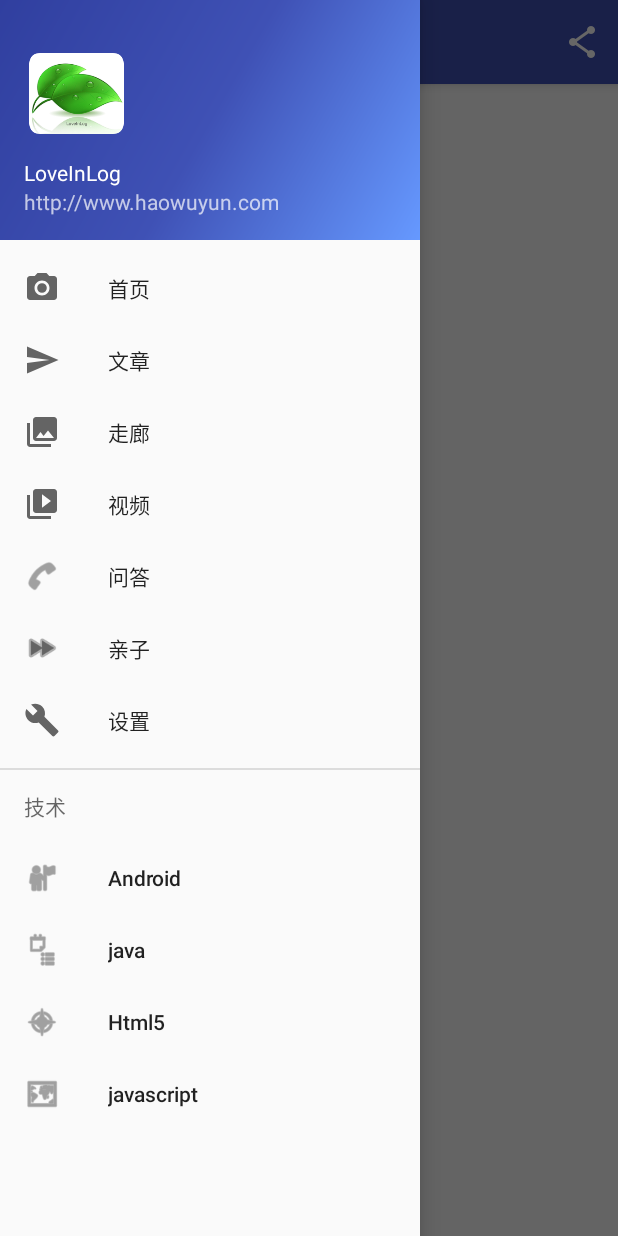
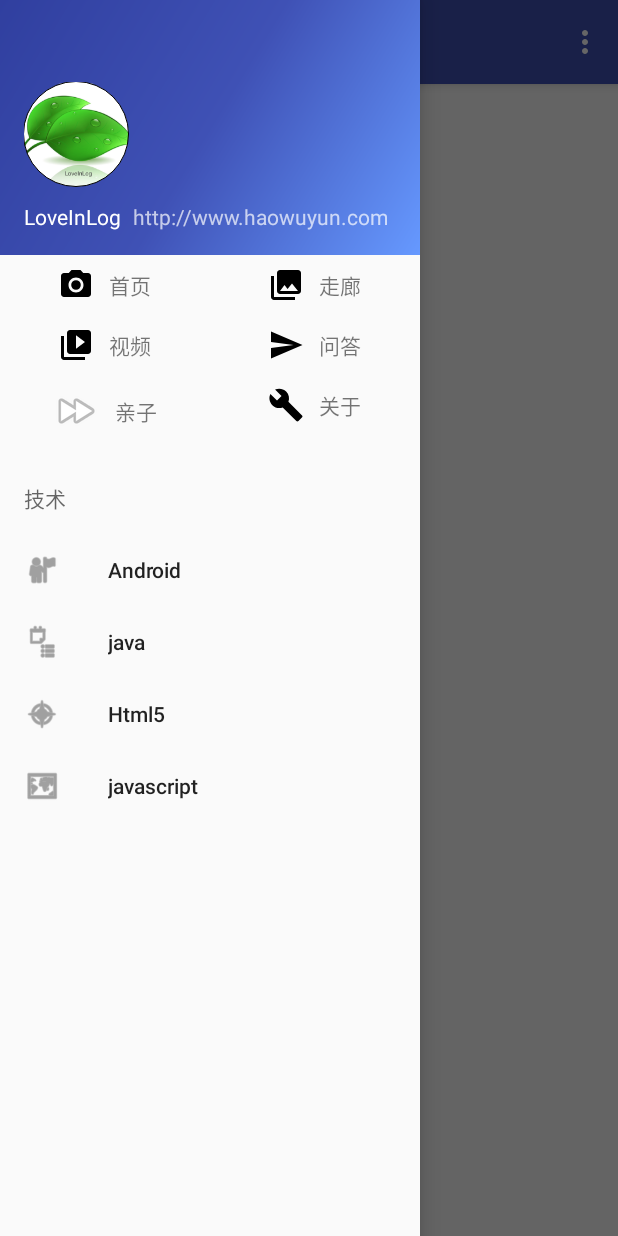
Before and after one commit to CooperWen/NirvanaFrameWork_Android, an Android app: the screen it shows after launch (Splash), with the side drawer open, on a phone screen of 412 x 824 dp. Run offline under Robolectric (Android 15) with nearby library versions, the phone set to English and light mode, and no system bars; our stand-ins replace CircleImageView; 1 statement that could not run was skipped.

Commit message:
修复drawer 频道

```diff
--- a/app/src/main/java/com/nirvana/code/Splash.java
+++ b/app/src/main/java/com/nirvana/code/Splash.java
@@ -3,10 +3,12 @@ package com.nirvana.code;
 import android.content.Intent;
 import android.content.res.Configuration;
 import android.os.Bundle;
+import android.os.Handler;
 import android.support.design.widget.FloatingActionButton;
 import android.support.design.widget.Snackbar;
 import android.text.TextUtils;
 import android.view.KeyEvent;
+import android.view.LayoutInflater;
 import android.view.View;
 import android.support.design.widget.NavigationView;
 import android.support.v4.view.GravityCompat;
@@ -20,10 +22,16 @@ import android.view.ViewGroup;
 import android.webkit.WebChromeClient;
 import android.webkit.WebView;
 import android.webkit.WebViewClient;
+import android.widget.AdapterView;
+import android.widget.BaseAdapter;
+import android.widget.GridView;
+import android.widget.ImageView;
+import android.widget.TextView;
 import android.widget.Toast;
 
 import com.nirvana.code.core.view.NVWebView;
 import com.nirvana.code.core.view.RoundProgressBar;
+import com.nirvana.code.model.Channel;
 import com.nirvana.code.model.Defaultcontent;
 import com.nirvana.code.model.StyleUtil;
 import com.nirvana.code.test.TestDefinedView;
@@ -47,6 +55,7 @@ import java.io.FileOutputStream;
 import java.io.IOException;
 import java.lang.ref.WeakReference;
 import java.util.ArrayList;
+import java.util.List;
 
 public class Splash extends AppCompatActivity
         implements NavigationView.OnNavigationItemSelectedListener {
@@ -65,6 +74,8 @@ public class Splash extends AppCompatActivity
     private UMusic music;
     private UMEmoji emoji;
     private File file;
+    private GridView mGridView;
+    private List<Channel> channels;
     public ArrayList<SnsPlatform> platforms = new ArrayList<SnsPlatform>();
 
 
@@ -373,8 +384,106 @@ public class Splash extends AppCompatActivity
         drawer.setDrawerListener(toggle);
         toggle.syncState();
 
+        channels=new ArrayList<>(8);
+        Channel channel1=new Channel();
+        channel1.setId(1);
+        channel1.setName("首页");
+        channel1.setUrl("http://www.haowuyun.com");
+        channel1.setIconResourceId(R.drawable.ic_menu_camera);
+        channels.add(channel1);
+
+
+
+        Channel channel2=new Channel();
+        channel2.setId(2);
+        channel2.setName("走廊");
+        channel2.setUrl("http://www.haowuyun.com/gallery?g=2");
+        channel2.setIconResourceId(R.drawable.ic_menu_gallery);
+        channels.add(channel2);
+
+        Channel channel3=new Channel();
+        channel3.setId(3);
+        channel3.setName("视频");
+        channel3.setUrl("http://www.haowuyun.com/g/video");
+        channel3.setIconResourceId(R.drawable.ic_menu_slideshow);
+        channels.add(channel3);
+
+        Channel channel4=new Channel();
+        channel4.setId(4);
+        channel4.setName("问答");
+        channel4.setUrl("http://www.haowuyun.com/g/ask");
+        channel4.setIconResourceId(R.drawable.ic_menu_send);
+        channels.add(channel4);
+
+        Channel channel5=new Channel();
+        channel5.setId(5);
+        channel5.setName("亲子");
+        channel5.setUrl("http://www.haowuyun.com/tag/%E4%BA%B2%E5%AD%90/");
+        channel5.setIconResourceId(R.drawable.ic_menu_lover);
+        channels.add(channel5);
+
+        Channel channel6=new Channel();
+        channel6.setId(6);
+        channel6.setName("关于");
+        channel6.setUrl("http://www.haowuyun.com/about");
+        channel6.setIconResourceId(R.drawable.ic_menu_manage);
+        channels.add(channel6);
+
+
         NavigationView navigationView = (NavigationView) findViewById(R.id.nav_view);
         navigationView.setNavigationItemSelectedListener(this);
+
+        View view=navigationView.getHeaderView(0);;
+        mGridView=(GridView) view.findViewById(R.id.common_channel);
+
+        mGridView.setAdapter(new BaseAdapter() {
+            @Override
+            public int getCount() {
+                return channels.size();
+            }
+
+            @Override
+            public Object getItem(int position) {
+                return channels.get(position);
+            }
+
+            @Override
+            public long getItemId(int position) {
+                return position;
+            }
+
+            @Override
+            public View getView(int position, View convertView, ViewGroup parent) {
+                if (convertView==null){
+                    convertView= LayoutInflater.from(Splash.this).inflate(R.layout.channel_item,null);
+                    Holder holder=new Holder();
+                    holder.icon=(ImageView) convertView.findViewById(R.id.channel_icon);
+                    holder.title=(TextView) convertView.findViewById(R.id.channel_title);
+                    convertView.setTag(holder);
+
+                }
+                Holder holder=(Holder) convertView.getTag();
+                Channel channel=(Channel) getItem(position);
+                holder.icon.setImageDrawable(getResources().getDrawable(channel.getIconResourceId()));
+                holder.title.setText(channel.getName());
+                return convertView;
+            }
+            class Holder{
+                TextView title;
+                ImageView icon;
+            }
+        });
+        mGridView.setOnItemClickListener(new AdapterView.OnItemClickListener() {
+            @Override
+            public void onItemClick(AdapterView<?> parent, View view, int position, long id) {
+                String url=channels.get(position).getUrl();
+                Intent intent=new Intent(Splash.this,WebViewActivity.class);
+                intent.putExtra("url",url);
+                startActivity(intent);
+                DrawerLayout drawer = (DrawerLayout) findViewById(R.id.drawer_layout);
+                drawer.closeDrawer(GravityCompat.START);
+            }
+        });
         initPlatforms();
         initStyles(SHARE_MEDIA.QZONE.toSnsPlatform().mPlatform);
         initMedia();
@@ -542,6 +651,8 @@ public class Splash extends AppCompatActivity
 //            Intent in=new Intent(this,HomeActivity.class);
 //            startActivity(in);
 //            return true;
+        }else if (id==R.id.action_refresh){
+            webView.reload();
         }
 
         return super.onOptionsItemSelected(item);
@@ -555,18 +666,6 @@ public class Splash extends AppCompatActivity
         int id = item.getItemId();
 
         switch (id){
-            case R.id.nav_camera:
-                url="http://www.haowuyun.com";
-                break;
-            case R.id.nav_gallery:
-                url="http://www.haowuyun.com/gallery?g=2";
-                break;
-            case R.id.nav_slideshow:
-                url="http://www.haowuyun.com/g/video";
-                break;
-            case R.id.nav_manage:
-                url="http://www.haowuyun.com/about";
-                break;
             case R.id.nav_android:
                 url="http://www.haowuyun.com/tag/Android/";
                 break;
@@ -576,14 +675,8 @@ public class Splash extends AppCompatActivity
             case R.id.nav_js:
                 url="http://www.haowuyun.com/tag/JavaScript/";
                 break;
-            case R.id.nav_ask:
-                url="http://www.haowuyun.com/g/ask";
-                break;
             case R.id.nav_h5:
                 url="http://www.haowuyun.com/tag/Html5/";
-                break;
-            case R.id.nav_lover:
-                url="http://www.haowuyun.com/tag/%E4%BA%B2%E5%AD%90/";
                 break;
         }
 
--- a/app/src/main/java/com/nirvana/code/core/view/NVWebView.java
+++ b/app/src/main/java/com/nirvana/code/core/view/NVWebView.java
@@ -13,14 +13,20 @@ import android.widget.Toast;
 public class NVWebView extends WebView implements VerticalLinearLayout.OnPageChangeListener{
     public NVWebView(Context context) {
         super(context);
+        String ua = this.getSettings().getUserAgentString();
+        this.getSettings().setUserAgentString(ua+"; Android");
     }
 
     public NVWebView(Context context, AttributeSet attrs) {
         super(context, attrs);
+        String ua = this.getSettings().getUserAgentString();
+        this.getSettings().setUserAgentString(ua+"; Android");
     }
 
     public NVWebView(Context context, AttributeSet attrs, int defStyleAttr) {
         super(context, attrs, defStyleAttr);
+        String ua = this.getSettings().getUserAgentString();
+        this.getSettings().setUserAgentString(ua+"; Android");
     }
 
     @Override
--- /dev/null
+++ b/app/src/main/java/com/nirvana/code/model/Channel.java
@@ -0,0 +1,44 @@
+package com.nirvana.code.model;
+
+/**
+ * Created by kriszhang on 2016/12/28.
+ */
+
+public class Channel {
+    private int id;
+    private String url;
+    private String name;
+    private int iconResourceId;
+
+    public String getUrl() {
+        return url;
+    }
+
+    public void setUrl(String url) {
+        this.url = url;
+    }
+
+    public String getName() {
+        return name;
+    }
+
+    public void setName(String name) {
+        this.name = name;
+    }
+
+    public int getIconResourceId() {
+        return iconResourceId;
+    }
+
+    public void setIconResourceId(int iconResourceId) {
+        this.iconResourceId = iconResourceId;
+    }
+
+    public int getId() {
+        return id;
+    }
+
+    public void setId(int id) {
+        this.id = id;
+    }
+}
--- /dev/null
+++ b/app/src/main/java/com/nirvana/code/widgets/CircleImageView.java
@@ -0,0 +1,253 @@
+package com.nirvana.code.widgets;
+
+import android.content.Context;
+import android.content.res.TypedArray;
+import android.graphics.Bitmap;
+import android.graphics.BitmapShader;
+import android.graphics.Canvas;
+import android.graphics.Color;
+import android.graphics.Matrix;
+import android.graphics.Paint;
+import android.graphics.RectF;
+import android.graphics.Shader;
+import android.graphics.drawable.BitmapDrawable;
+import android.graphics.drawable.ColorDrawable;
+import android.graphics.drawable.Drawable;
+import android.util.AttributeSet;
+import android.widget.ImageView;
+
+import com.nirvana.code.R;
+
+public class CircleImageView extends ImageView {
+
+	private static final ScaleType SCALE_TYPE = ScaleType.CENTER_CROP;
+
+	private static final Bitmap.Config BITMAP_CONFIG = Bitmap.Config.ARGB_8888;
+	private static final int COLORDRAWABLE_DIMENSION = 1;
+
+	private static final int DEFAULT_BORDER_WIDTH = 0;
+	private static final int DEFAULT_BORDER_COLOR = Color.BLACK;
+
+	private final RectF mDrawableRect = new RectF();
+	private final RectF mBorderRect = new RectF();
+
+	private final Matrix mShaderMatrix = new Matrix();
+	private final Paint mBitmapPaint = new Paint();
+	private final Paint mBorderPaint = new Paint();
+
+	private int mBorderColor = DEFAULT_BORDER_COLOR;
+	private int mBorderWidth = DEFAULT_BORDER_WIDTH;
+
+	private Bitmap mBitmap;
+	private BitmapShader mBitmapShader;
+	private int mBitmapWidth;
+	private int mBitmapHeight;
+
+	private float mDrawableRadius;
+	private float mBorderRadius;
+
+	private boolean mReady;
+	private boolean mSetupPending;
+
+	public CircleImageView(Context context) {
+		super(context);
+		// TODO Auto-generated constructor stub
+	}
+
+	public CircleImageView(Context context, AttributeSet attrs) {
+		this(context, attrs, 0);
+	}
+
+	public CircleImageView(Context context, AttributeSet attrs, int defStyle) {
+		super(context, attrs, defStyle);
+		super.setScaleType(SCALE_TYPE);
+
+		TypedArray a = context.obtainStyledAttributes(attrs,
+				R.styleable.RoundedImageView, defStyle, 0);
+
+		mBorderWidth = a
+				.getDimensionPixelSize(
+						R.styleable.RoundedImageView_border_width,
+						DEFAULT_BORDER_WIDTH);
+		mBorderColor = a.getColor(R.styleable.RoundedImageView_border_color,
+				DEFAULT_BORDER_COLOR);
+
+		a.recycle();
+
+		mReady = true;
+
+		if (mSetupPending) {
+			setup();
+			mSetupPending = false;
+		}
+	}
+
+	@Override
+	public ScaleType getScaleType() {
+		return SCALE_TYPE;
+	}
+
+	@Override
+	public void setScaleType(ScaleType scaleType) {
+		if (scaleType != SCALE_TYPE) {
+			throw new IllegalArgumentException(String.format(
+					"ScaleType %s not supported.", scaleType));
+		}
+	}
+
+	@Override
+	protected void onDraw(Canvas canvas) {
+		if (getDrawable() == null) {
+			return;
+		}
+
+		canvas.drawCircle(getWidth() / 2, getHeight() / 2, mDrawableRadius,
+				mBitmapPaint);
+		canvas.drawCircle(getWidth() / 2, getHeight() / 2, mBorderRadius,
+				mBorderPaint);
+	}
+
+	@Override
+	protected void onSizeChanged(int w, int h, int oldw, int oldh) {
+		super.onSizeChanged(w, h, oldw, oldh);
+		setup();
+	}
+
+	public int getBorderColor() {
+		return mBorderColor;
+	}
+
+	public void setBorderColor(int borderColor) {
+		if (borderColor == mBorderColor) {
+			return;
+		}
+
+		mBorderColor = borderColor;
+		mBorderPaint.setColor(mBorderColor);
+		invalidate();
+	}
+
+	public int getBorderWidth() {
+		return mBorderWidth;
+	}
+
+	public void setBorderWidth(int borderWidth) {
+		if (borderWidth == mBorderWidth) {
+			return;
+		}
+
+		mBorderWidth = borderWidth;
+		setup();
+	}
+
+	@Override
+	public void setImageBitmap(Bitmap bm) {
+		super.setImageBitmap(bm);
+		mBitmap = bm;
+		setup();
+	}
+
+	@Override
+	public void setImageDrawable(Drawable drawable) {
+		super.setImageDrawable(drawable);
+		mBitmap = getBitmapFromDrawable(drawable);
+		setup();
+	}
+
+	@Override
+	public void setImageResource(int resId) {
+		super.setImageResource(resId);
+		mBitmap = getBitmapFromDrawable(getDrawable());
+		setup();
+	}
+
+	private Bitmap getBitmapFromDrawable(Drawable drawable) {
+		if (drawable == null) {
+			return null;
+		}
+
+		if (drawable instanceof BitmapDrawable) {
+			return ((BitmapDrawable) drawable).getBitmap();
+		}
+
+		try {
+			Bitmap bitmap;
+
+			if (drawable instanceof ColorDrawable) {
+				bitmap = Bitmap.createBitmap(COLORDRAWABLE_DIMENSION,
+						COLORDRAWABLE_DIMENSION, BITMAP_CONFIG);
+			} else {
+				bitmap = Bitmap.createBitmap(drawable.getIntrinsicWidth(),
+						drawable.getIntrinsicHeight(), BITMAP_CONFIG);
+			}
+
+			Canvas canvas = new Canvas(bitmap);
+			drawable.setBounds(0, 0, canvas.getWidth(), canvas.getHeight());
+			drawable.draw(canvas);
+			return bitmap;
+		} catch (OutOfMemoryError e) {
+			return null;
+		}
+	}
+
+	private void setup() {
+		if (!mReady) {
+			mSetupPending = true;
+			return;
+		}
+
+		if (mBitmap == null) {
+			return;
+		}
+
+		mBitmapShader = new BitmapShader(mBitmap, Shader.TileMode.CLAMP,
+				Shader.TileMode.CLAMP);
+
+		mBitmapPaint.setAntiAlias(true);
+		mBitmapPaint.setShader(mBitmapShader);
+
+		mBorderPaint.setStyle(Paint.Style.STROKE);
+		mBorderPaint.setAntiAlias(true);
+		mBorderPaint.setColor(mBorderColor);
+		mBorderPaint.setStrokeWidth(mBorderWidth);
+
+		mBitmapHeight = mBitmap.getHeight();
+		mBitmapWidth = mBitmap.getWidth();
+
+		mBorderRect.set(0, 0, getWidth(), getHeight());
+		mBorderRadius = Math.min((mBorderRect.height() - mBorderWidth) / 2,
+				(mBorderRect.width() - mBorderWidth) / 2);
+
+		mDrawableRect.set(mBorderWidth, mBorderWidth, mBorderRect.width()
+				- mBorderWidth, mBorderRect.height() - mBorderWidth);
+		mDrawableRadius = Math.min(mDrawableRect.height() / 2,
+				mDrawableRect.width() / 2);
+
+		updateShaderMatrix();
+		invalidate();
+	}
+
+	private void updateShaderMatrix() {
+		float scale;
+		float dx = 0;
+		float dy = 0;
+
+		mShaderMatrix.set(null);
+
+		if (mBitmapWidth * mDrawableRect.height() > mDrawableRect.width()
+				* mBitmapHeight) {
+			scale = mDrawableRect.height() / (float) mBitmapHeight;
+			dx = (mDrawableRect.width() - mBitmapWidth * scale) * 0.5f;
+		} else {
+			scale = mDrawableRect.width() / (float) mBitmapWidth;
+			dy = (mDrawableRect.height() - mBitmapHeight * scale) * 0.5f;
+		}
+
+		mShaderMatrix.setScale(scale, scale);
+		mShaderMatrix.postTranslate((int) (dx + 0.5f) + mBorderWidth,
+				(int) (dy + 0.5f) + mBorderWidth);
+
+		mBitmapShader.setLocalMatrix(mShaderMatrix);
+	}
+
+}
--- a/app/src/main/res/layout/app_bar_splash.xml
+++ b/app/src/main/res/layout/app_bar_splash.xml
@@ -16,7 +16,6 @@
             android:id="@+id/toolbar"
             android:layout_width="match_parent"
             android:layout_height="?attr/actionBarSize"
-            android:background="?attr/colorPrimary"
             app:popupTheme="@style/AppTheme.PopupOverlay" />
 
     </android.support.design.widget.AppBarLayout>
--- /dev/null
+++ b/app/src/main/res/layout/channel_item.xml
@@ -0,0 +1,23 @@
+<?xml version="1.0" encoding="utf-8"?>
+<LinearLayout xmlns:android="http://schemas.android.com/apk/res/android"
+    android:orientation="horizontal"
+    android:layout_width="match_parent"
+    android:layout_height="match_parent"
+    android:paddingTop="8dp"
+    android:paddingBottom="8dp"
+    android:gravity="center">
+    <ImageView
+        android:id="@+id/channel_icon"
+        android:layout_width="wrap_content"
+        android:src="@android:drawable/ic_menu_send"
+        android:layout_height="wrap_content"
+        />
+    <TextView
+        android:id="@+id/channel_title"
+        android:layout_marginLeft="10dp"
+        android:layout_width="wrap_content"
+        android:layout_height="wrap_content"
+        android:text="水电"
+        />
+
+</LinearLayout>
--- a/app/src/main/res/layout/nav_header_splash.xml
+++ b/app/src/main/res/layout/nav_header_splash.xml
@@ -1,27 +1,37 @@
 <?xml version="1.0" encoding="utf-8"?>
-<LinearLayout xmlns:android="http://schemas.android.com/apk/res/android"
+<LinearLayout
+    xmlns:android="http://schemas.android.com/apk/res/android"
+    android:layout_width="match_parent"
+    android:layout_height="300dp"
+    android:orientation="vertical"
+    >
+    <LinearLayout
         android:layout_width="match_parent"
         android:layout_height="@dimen/nav_header_height"
+        android:orientation="vertical"
         android:background="@drawable/side_nav_bar"
         android:gravity="bottom"
-    android:orientation="vertical"
         android:paddingBottom="@dimen/activity_vertical_margin"
         android:paddingLeft="@dimen/activity_horizontal_margin"
         android:paddingRight="@dimen/activity_horizontal_margin"
         android:paddingTop="@dimen/activity_vertical_margin"
         android:theme="@style/ThemeOverlay.AppCompat.Dark">
 
-    <ImageView
+        <com.nirvana.code.widgets.CircleImageView
             android:id="@+id/imageView"
             android:layout_width="70dp"
             android:layout_height="70dp"
-        android:paddingTop="@dimen/nav_header_vertical_spacing"
+            android:layout_marginTop="@dimen/nav_header_margintop"
             android:src="@mipmap/ic_launcher" />
 
-    <TextView
+        <LinearLayout
             android:layout_width="match_parent"
             android:layout_height="wrap_content"
-        android:paddingTop="@dimen/nav_header_vertical_spacing"
+            android:orientation="horizontal">
+            <TextView
+                android:layout_width="wrap_content"
+                android:layout_height="wrap_content"
+                android:paddingTop="@dimen/body_padding_medium"
                 android:text="LoveInLog"
                 android:textAppearance="@style/TextAppearance.AppCompat.Body1" />
 
@@ -29,6 +39,19 @@
                 android:id="@+id/textView"
                 android:layout_width="wrap_content"
                 android:layout_height="wrap_content"
+                android:lineSpacingExtra="10dp"
+                android:layout_marginLeft="8dp"
                 android:text="http://www.haowuyun.com" />
+        </LinearLayout>
+    </LinearLayout>
+
+        <GridView
+            android:layout_width="match_parent"
+            android:layout_height="wrap_content"
+            android:numColumns="2"
+            android:id="@+id/common_channel">
+
+        </GridView>
+
 
 </LinearLayout>
--- a/app/src/main/res/menu/activity_splash_drawer.xml
+++ b/app/src/main/res/menu/activity_splash_drawer.xml
@@ -1,36 +1,36 @@
 <?xml version="1.0" encoding="utf-8"?>
 <menu xmlns:android="http://schemas.android.com/apk/res/android">
 
-    <group android:checkableBehavior="single">
-        <item
-            android:id="@+id/nav_camera"
-            android:icon="@drawable/ic_menu_camera"
-            android:title="首页" />
-        <item
-            android:id="@+id/nav_send"
-            android:icon="@drawable/ic_menu_send"
-            android:title="文章" />
-        <item
-            android:id="@+id/nav_gallery"
-            android:icon="@drawable/ic_menu_gallery"
-            android:title="走廊" />
-        <item
-            android:id="@+id/nav_slideshow"
-            android:icon="@drawable/ic_menu_slideshow"
-            android:title="视频" />
-        <item
-            android:id="@+id/nav_ask"
-            android:icon="@drawable/ic_menu_ask"
-            android:title="问答" />
-        <item
-            android:id="@+id/nav_lover"
-            android:icon="@drawable/ic_menu_lover"
-            android:title="亲子" />
-        <item
-            android:id="@+id/nav_manage"
-            android:icon="@drawable/ic_menu_manage"
-            android:title="设置" />
-    </group>
+    <!--<group android:checkableBehavior="single" >-->
+        <!--<item-->
+            <!--android:id="@+id/nav_camera"-->
+            <!--android:icon="@drawable/ic_menu_camera"-->
+            <!--android:title="首页" />-->
+        <!--<item-->
+            <!--android:id="@+id/nav_send"-->
+            <!--android:icon="@drawable/ic_menu_send"-->
+            <!--android:title="文章" />-->
+        <!--<item-->
+            <!--android:id="@+id/nav_gallery"-->
+            <!--android:icon="@drawable/ic_menu_gallery"-->
+            <!--android:title="走廊" />-->
+        <!--<item-->
+            <!--android:id="@+id/nav_slideshow"-->
+            <!--android:icon="@drawable/ic_menu_slideshow"-->
+            <!--android:title="视频" />-->
+        <!--<item-->
+            <!--android:id="@+id/nav_ask"-->
+            <!--android:icon="@drawable/ic_menu_ask"-->
+            <!--android:title="问答" />-->
+        <!--<item-->
+            <!--android:id="@+id/nav_lover"-->
+            <!--android:icon="@drawable/ic_menu_lover"-->
+            <!--android:title="亲子" />-->
+        <!--<item-->
+            <!--android:id="@+id/nav_manage"-->
+            <!--android:icon="@drawable/ic_menu_manage"-->
+            <!--android:title="设置" />-->
+    <!--</group>-->
 
     <item android:title="技术">
         <menu>
--- a/app/src/main/res/menu/splash.xml
+++ b/app/src/main/res/menu/splash.xml
@@ -6,5 +6,11 @@
         android:orderInCategory="100"
         android:icon="@mipmap/share_image"
         android:title="@string/action_settings"
-        app:showAsAction="always" />
+        app:showAsAction="collapseActionView" />
+    <item
+        android:id="@+id/action_refresh"
+        android:orderInCategory="101"
+        android:icon="@mipmap/icowebview_refresh"
+        android:title="@string/action_refresh"
+        app:showAsAction="collapseActionView" />
 </menu>
--- a/app/src/main/res/values/colors.xml
+++ b/app/src/main/res/values/colors.xml
@@ -10,4 +10,5 @@
     <color name="umeng_background">#D4E0E5</color>
     <color name="umeng_text_color">#575A5C</color>
     <color name="umeng_divide">#C3C6C9</color>
+    <color name="green1">#59d141</color>
 </resources>
--- a/app/src/main/res/values/dimens.xml
+++ b/app/src/main/res/values/dimens.xml
@@ -1,7 +1,8 @@
 <resources>
     <!-- Default screen margins, per the Android Design guidelines. -->
     <dimen name="nav_header_vertical_spacing">16dp</dimen>
-    <dimen name="nav_header_height">160dp</dimen>
+    <dimen name="nav_header_margintop">20dp</dimen>
+    <dimen name="nav_header_height">170dp</dimen>
     <!-- Default screen margins, per the Android Design guidelines. -->
     <dimen name="activity_horizontal_margin">16dp</dimen>
     <dimen name="activity_vertical_margin">16dp</dimen>
--- a/app/src/main/res/values/strings.xml
+++ b/app/src/main/res/values/strings.xml
@@ -5,6 +5,7 @@
     <string name="navigation_drawer_close">Close navigation drawer</string>
 
     <string name="action_settings">分享</string>
+    <string name="action_refresh">刷新</string>
     <string name="facebook_app_id">1266254913438718</string>
 
 
--- a/app/src/main/res/values/styles.xml
+++ b/app/src/main/res/values/styles.xml
@@ -4,8 +4,8 @@
     <style name="AppTheme" parent="Theme.AppCompat.Light.DarkActionBar">
         <!-- Customize your theme here. -->
         <item name="colorPrimary">@color/colorPrimary</item>
-        <item name="colorPrimaryDark">@color/colorPrimaryDark</item>
-        <item name="colorAccent">@color/colorAccent</item>
+        <item name="colorPrimaryDark">@color/colorPrimary</item>
+        <item name="colorAccent">@color/colorPrimary</item>
     </style>
 
     <style name="AppTheme.NoActionBar">
```
Also changed, not shown: app/src/main/java/com/nirvana/code/NivanaApplication.java (+27 -29 lines), app/src/main/res/values/attrs.xml (+10 -0 lines), app/src/main/res/mipmap-xhdpi/icowebview_refresh.png (added), app/src/main/res/mipmap-xxhdpi/icowebview_refresh.png (added). Lines whose indentation alone changed are shown as unchanged.
